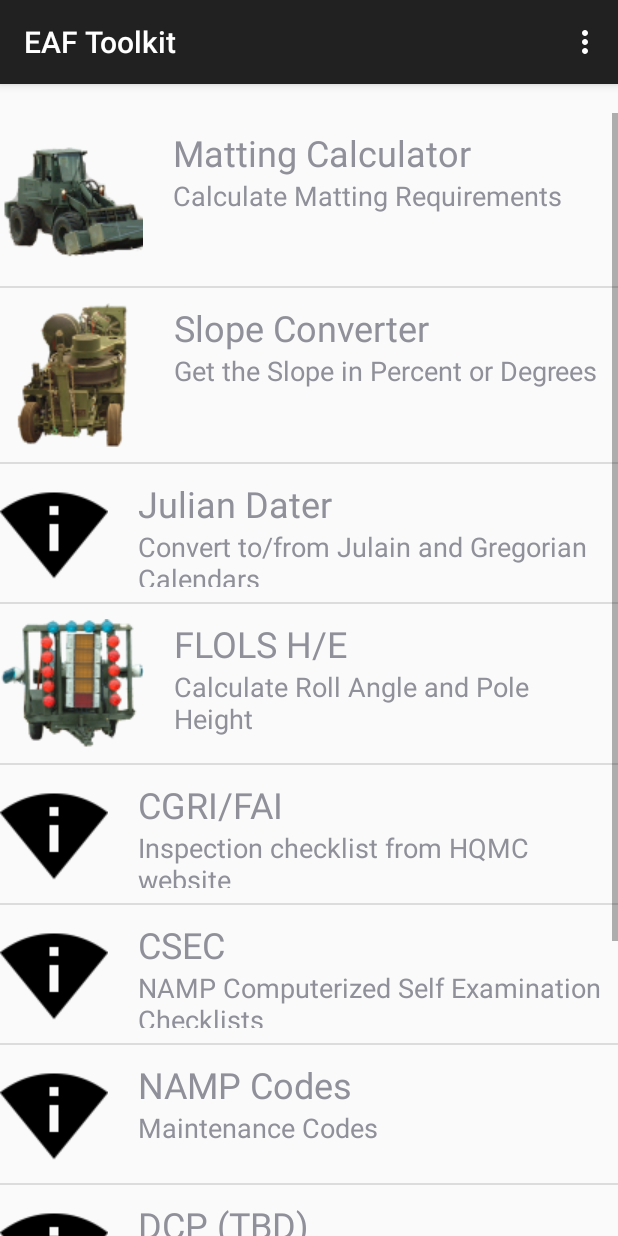
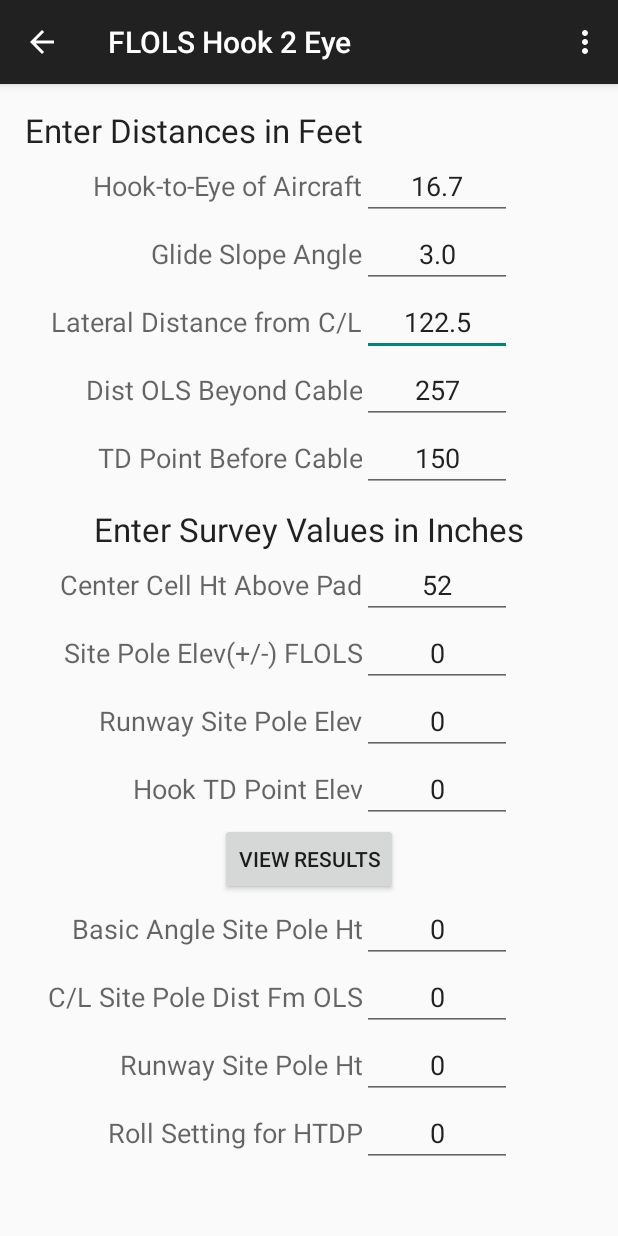
Before and after one commit to TheBogueRat/EAF_Toolkit, an Android app: the screen it shows after launch (Main before the commit, FLOLS after it), after a tap on "FLOLS H/E", on a phone screen of 412 x 824 dp. Run offline under Robolectric (Android 15) with nearby library versions, the phone set to English and light mode, and no system bars; 3 other taps on this screen came first.

Commit message:
FLOLS Hook2Eye Added - Needs to be tested

```diff
--- /dev/null
+++ b/app/src/main/java/com/bogueratcreations/eaftoolkit/FLOLS.java
@@ -0,0 +1,39 @@
+package com.bogueratcreations.eaftoolkit;
+
+import android.support.v7.app.ActionBarActivity;
+import android.os.Bundle;
+import android.view.Menu;
+import android.view.MenuItem;
+
+
+public class FLOLS extends ActionBarActivity {
+
+    @Override
+    protected void onCreate(Bundle savedInstanceState) {
+        super.onCreate(savedInstanceState);
+        setContentView(R.layout.activity_flols);
+    }
+
+
+    @Override
+    public boolean onCreateOptionsMenu(Menu menu) {
+        // Inflate the menu; this adds items to the action bar if it is present.
+        getMenuInflater().inflate(R.menu.menu_flols, menu);
+        return true;
+    }
+
+    @Override
+    public boolean onOptionsItemSelected(MenuItem item) {
+        // Handle action bar item clicks here. The action bar will
+        // automatically handle clicks on the Home/Up button, so long
+        // as you specify a parent activity in AndroidManifest.xml.
+        int id = item.getItemId();
+
+        //noinspection SimplifiableIfStatement
+        if (id == R.id.action_settings) {
+            return true;
+        }
+
+        return super.onOptionsItemSelected(item);
+    }
+}
--- /dev/null
+++ b/app/src/main/java/com/bogueratcreations/eaftoolkit/FLOLSFragment.java
@@ -0,0 +1,102 @@
+package com.bogueratcreations.eaftoolkit;
+
+import android.support.v4.app.Fragment;
+import android.os.Bundle;
+import android.util.Log;
+import android.view.LayoutInflater;
+import android.view.View;
+import android.view.ViewGroup;
+import android.widget.Button;
+import android.widget.EditText;
+import android.widget.TextView;
+import android.widget.Toast;
+
+import java.io.Console;
+
+
+/**
+ * A placeholder fragment containing a simple view.
+ */
+public class FLOLSFragment extends Fragment {
+
+    EditText etH2e, etGSA, etDistCL, etDistTD, etDistBeyond;
+    EditText etCellHt, etElevBASP, etElevRWSP, etElevTD;
+    EditText etResultBAPH, etResultSPDist, etResultRWPH, etResultRoll;
+    Button btnGetResults;
+
+    public FLOLSFragment() {
+    }
+
+    @Override
+    public View onCreateView(LayoutInflater inflater, ViewGroup container,
+                             Bundle savedInstanceState) {
+
+        View V = inflater.inflate(R.layout.fragment_flols, container, false);
+
+        etH2e = (EditText)V.findViewById(R.id.etH2E);
+        etGSA = (EditText)V.findViewById(R.id.etGSA);
+        etDistCL = (EditText)V.findViewById(R.id.etDistCL);
+        etDistTD = (EditText)V.findViewById(R.id.etDistTD);
+        etDistBeyond = (EditText)V.findViewById(R.id.etDistBeyond);
+
+        etCellHt = (EditText)V.findViewById(R.id.etCellHt);
+        etElevBASP = (EditText)V.findViewById(R.id.etElevBASP);
+        etElevRWSP = (EditText)V.findViewById(R.id.etElevRWSP);
+        etElevTD = (EditText)V.findViewById(R.id.etElevTD);
+        btnGetResults = (Button)V.findViewById(R.id.btnResults);
+
+        etResultBAPH = (EditText)V.findViewById(R.id.etBAPH);
+        etResultSPDist = (EditText)V.findViewById(R.id.etSPDist);
+        etResultRWPH = (EditText)V.findViewById(R.id.etRWPH);
+        etResultRoll = (EditText)V.findViewById(R.id.etRoll);
+
+        btnGetResults.setOnClickListener(new View.OnClickListener() {
+            @Override
+            public void onClick(View v) {
+                // Declare and instantiate fm form
+                Double dblH2E = Double.parseDouble(etH2e.getText().toString()) * 12.0;      // Hook2Eye Value in inches
+                Double GSA = Double.parseDouble(etGSA.getText().toString());         // Glide Slope Angle as entered
+                Double distCL = Double.parseDouble(etDistCL.getText().toString()) * 12.0;      // Distance to Centerline in inches
+                Double distFLOLS = Double.parseDouble(etDistTD.getText().toString());   // Distance of FLOLS from Cable
+                Double distBeyond = Double.parseDouble(etDistBeyond.getText().toString());  // Distance of TD from Cable
+                Double distTD = (distFLOLS + distBeyond) * 12.0;      // Distance fm FLOLS to touch down point in inches (distFLOLS + distBeyond)
+                Double cellHt = Double.parseDouble(etCellHt.getText().toString());      // Height of Center Cell above pad
+                Double elevTD = Double.parseDouble(etElevTD.getText().toString());      // Elevation at Touch Down Point
+                Double elevSP = Double.parseDouble(etElevBASP.getText().toString());      // Elevation at Basic Angle Pole Check location
+                Double elevPC = Double.parseDouble(etElevRWSP.getText().toString());      // Elevation at Runway Pole Check location
+    Log.d("DEBUG", "Declared and Instantiated variables.");
+                // Calculate Roll Angle in Units
+                Double tangSA = Math.tan(GSA * (Math.PI / 180.0));
+                Double beamTD = (tangSA * distTD) + (cellHt - elevTD);
+                Double beamHook = dblH2E - beamTD;
+                Double angleRoll = (Math.atan(beamHook / distCL)) * (180 / Math.PI);
+                if ((angleRoll > 7.5)||(angleRoll < -7.5)) {
+                    Toast.makeText(getActivity(), "Width must be divisible by 6 and Length by 2; and greater than zero!", Toast.LENGTH_SHORT).show();
+                    return;  //  Stop processing, out of limits
+                }
+                // Calculate pole height for Basic GSA
+                Double dblPH = (1800.0 * tangSA) + cellHt - elevSP;
+                dblPH = Math.round(dblPH * 10.0) / 10.0;
+
+                // Calculate roll angle test procedure distance to PC forward of FLOLS
+                // uses 20 degree plane intersect with runway centerline
+                Double distPC = (distCL / 12.0) / (Math.tan(20.0 * Math.PI / 180.0));
+
+                // Calculate Roll Angle Check Pole Height in feet
+                Double RAPH = (12.0 * distPC * tangSA);
+                RAPH = RAPH + (distCL * (Math.tan(angleRoll * Math.PI / 180.0)));
+                RAPH = RAPH + cellHt - elevPC;
+                RAPH = Math.round(RAPH * 10.0 / 12.0) / 10.0;
+
+                // Display Results
+                etResultBAPH.setText(Double.toString(dblPH) + " inches");
+                etResultRWPH.setText(Double.toString(RAPH) + " feet");
+                etResultSPDist.setText(Double.toString(Math.round(distPC * 10.0) / 10.0) + " feet");
+                etResultRoll.setText(Double.toString(Math.round((7.5 + angleRoll) * 100.0) / 100.0) + " units");
+            }
+        });
+
+        return V;
+    }
+
+}
--- a/app/src/main/java/com/bogueratcreations/eaftoolkit/Main.java
+++ b/app/src/main/java/com/bogueratcreations/eaftoolkit/Main.java
@@ -115,6 +115,7 @@ public class Main extends AppCompatActivity {
                         startActivity(new Intent(Main.this, Julian.class));
                         break;
                     case 3:  // FLOLS
+                        startActivity(new Intent(Main.this, FLOLS.class));
                         break;
                     case 4:  // CGRI
                         startActivity(new Intent(Main.this, Inspections.class));
--- a/app/src/main/java/com/bogueratcreations/eaftoolkit/MatCalcFragment.java
+++ b/app/src/main/java/com/bogueratcreations/eaftoolkit/MatCalcFragment.java
@@ -37,7 +37,6 @@ public class MatCalcFragment extends Fragment {
                              Bundle savedInstanceState) {
         // Inflate the layout for this fragment
         View V = inflater.inflate(R.layout.fragment_mat_calc, container, false);
-        //tvResult = (TextView)V.findViewById(R.id.tvSlope1Result);
         etWidth = (EditText)V.findViewById(R.id.etWidth);
         etLength = (EditText)V.findViewById(R.id.etLength);
         swStartLay = (Switch)V.findViewById(R.id.swStartLay);
--- a/app/src/main/java/com/bogueratcreations/eaftoolkit/convert.java
+++ b/app/src/main/java/com/bogueratcreations/eaftoolkit/convert.java
@@ -2,8 +2,6 @@ package com.bogueratcreations.eaftoolkit;
 
 import java.text.DecimalFormat;
 import java.util.Calendar;
-import java.util.Date;
-import java.util.TimeZone;
 
 /**
  * Created by TheBogueRat on 6/6/2015.
@@ -25,7 +23,7 @@ public class convert {
 
     /**
      *
-     * @param degrees
+     * @param degrees Input to convert
      * @return The percent slope equivalent formatted string.
      */
     public static String Degrees2Percent(Double degrees) {
--- /dev/null
+++ b/app/src/main/java/com/bogueratcreations/eaftoolkit/hook2eye.java
@@ -0,0 +1,51 @@
+package com.bogueratcreations.eaftoolkit;
+
+/**
+ * Created by TheBogueRat on 6/27/2015.
+ */
+public class hook2eye {
+
+    public static String getRollAngle(String glideSlopeAngle, String distanceFmTouchDownPt, String cellHeight, String elevAtTouchDown, String distFmCenterline, String hook2eye) {
+        // Declare and instantiate fm form
+        Double GSA = Double.parseDouble(glideSlopeAngle); //Glide Slope Angle as entered
+        Double distTD = Double.parseDouble(distanceFmTouchDownPt);  //Distance fm FLOLS to touch down point in inches
+        Double cellHt = Double.parseDouble(cellHeight);  //Height of Center Cell above pad
+        Double elevTD = Double.parseDouble(elevAtTouchDown);
+        Double elevSP = 0.0;
+        Double elevPC = 0.0;
+        Double distCL = Double.parseDouble(distFmCenterline);
+        Double dblH2E = Double.parseDouble(hook2eye);
+
+        // Calculate Roll Angle in Units
+        Double tangSA = Math.tan(GSA * (Math.PI / 180.0));
+        //tangSA = tangSA.toFixed(10);
+        Double beamTD = (tangSA * distTD) + (cellHt - elevTD);
+        Double beamHook = dblH2E - beamTD;
+        Double angleRoll = (Math.atan(beamHook / distCL)) * (180 / Math.PI);
+        if ((angleRoll > 7.5)||(angleRoll < -7.5)) {
+        //    alert("Roll exceedes mechanical limits.");
+            return null;
+        }
+        // Calculate pole height for Basic GSA
+        Double dblPH = (1800 * tangSA) + cellHt - elevSP;
+        dblPH = Math.round(dblPH * 10.0) / 10.0;
+
+        // Calculate roll angle test procedure distance to PC forward of FLOLS
+        // uses 20 degree plane intersect with runway centerline
+        Double distPC = (distCL / 12.0) / (Math.tan(20.0 * Math.PI / 180.0));
+
+        // Calculate Roll Angle Check Pole Height in feet
+        Double RAPH = (12 * distPC * tangSA);
+        RAPH = RAPH + (distCL * (Math.tan(angleRoll * Math.PI / 180)));
+        RAPH = RAPH + cellHt - elevPC;
+        RAPH = Math.round(RAPH * 10.0 / 12.0) / 10.0;
+        /*
+        // TODO: Display Results
+        document.getElementById("txtUnits").innerHTML = Math.round((7.5 + angleRoll) * 100.0) / 100.0 + " units";
+        document.getElementById("SPBA").innerHTML = dblPH + " inches";
+        document.getElementById("txtSPLoc").innerHTML = Math.round(distPC * 10.0) / 10.0 + " feet";
+        document.getElementById("txtSPHt").innerHTML = RAPH + " feet";
+        */
+        return "Success";
+    }
+}
--- /dev/null
+++ b/app/src/main/res/layout/activity_flols.xml
@@ -0,0 +1,5 @@
+<fragment xmlns:android="http://schemas.android.com/apk/res/android"
+    xmlns:tools="http://schemas.android.com/tools" android:id="@+id/fragment"
+    android:name="com.bogueratcreations.eaftoolkit.FLOLSFragment"
+    tools:layout="@layout/fragment_flols" android:layout_width="match_parent"
+    android:layout_height="match_parent" />
--- /dev/null
+++ b/app/src/main/res/layout/fragment_flols.xml
@@ -0,0 +1,321 @@
+<ScrollView xmlns:android="http://schemas.android.com/apk/res/android"
+    xmlns:tools="http://schemas.android.com/tools"
+    android:layout_width="match_parent"
+    android:layout_height="match_parent"
+    tools:context="com.bogueratcreations.eaftoolkit.FLOLSFragment">
+
+    <GridLayout
+        android:layout_width="match_parent"
+        android:layout_height="match_parent"
+        android:paddingLeft="@dimen/activity_horizontal_margin"
+        android:paddingRight="@dimen/activity_horizontal_margin"
+        android:paddingTop="@dimen/activity_vertical_margin"
+        android:paddingBottom="@dimen/activity_vertical_margin">
+    <EditText
+        android:layout_width="100dp"
+        android:layout_height="wrap_content"
+        android:inputType="numberDecimal"
+        android:ems="10"
+        android:gravity="center"
+        android:id="@+id/etH2E"
+        android:layout_column="1"
+        android:layout_row="1"
+        android:text="16.7" />
+
+    <EditText
+        android:layout_width="100dp"
+        android:layout_height="wrap_content"
+        android:inputType="numberDecimal"
+        android:ems="10"
+        android:gravity="center"
+        android:id="@+id/etGSA"
+        android:layout_column="1"
+        android:layout_row="2"
+        android:text="3.0" />
+
+    <EditText
+        android:layout_width="100dp"
+        android:layout_height="wrap_content"
+        android:inputType="numberDecimal"
+        android:ems="10"
+        android:gravity="center"
+        android:id="@+id/etDistCL"
+        android:layout_column="1"
+        android:layout_row="3"
+        android:text="122.5" />
+
+    <TextView
+        android:layout_width="225dp"
+        android:layout_height="wrap_content"
+        android:textAppearance="?android:attr/textAppearanceMedium"
+        android:text="Dist OLS Beyond Cable"
+        android:id="@+id/textView6"
+        android:gravity="right"
+        android:layout_row="4"
+        android:layout_column="0" />
+
+    <EditText
+        android:layout_width="100dp"
+        android:layout_height="wrap_content"
+        android:inputType="numberDecimal"
+        android:ems="10"
+        android:gravity="center"
+        android:id="@+id/etDistTD"
+        android:layout_column="1"
+        android:layout_row="4"
+        android:text="257" />
+
+    <TextView
+        android:layout_width="225dp"
+        android:layout_height="wrap_content"
+        android:textAppearance="?android:attr/textAppearanceMedium"
+        android:text="TD Point Before Cable"
+        android:id="@+id/textView7"
+        android:gravity="right"
+        android:layout_row="5"
+        android:layout_column="0" />
+
+    <EditText
+        android:layout_width="100dp"
+        android:layout_height="wrap_content"
+        android:inputType="numberDecimal"
+        android:ems="10"
+        android:id="@+id/etDistBeyond"
+        android:layout_column="1"
+        android:layout_row="5"
+        android:gravity="center"
+        android:text="150" />
+
+    <TextView
+        android:layout_width="wrap_content"
+        android:layout_height="wrap_content"
+        android:textAppearance="?android:attr/textAppearanceLarge"
+        android:text="Enter Distances in Feet"
+        android:id="@+id/textView5"
+        android:gravity="center"
+        android:layout_row="0"
+        android:layout_column="0"
+        android:layout_columnSpan="2" />
+
+    <TextView
+        android:layout_width="225dp"
+        android:layout_height="wrap_content"
+        android:textAppearance="?android:attr/textAppearanceMedium"
+        android:text="Hook-to-Eye of Aircraft"
+        android:id="@+id/textView"
+        android:gravity="right"
+        android:layout_column="0"
+        android:layout_row="1" />
+
+    <TextView
+        android:layout_width="225dp"
+        android:layout_height="wrap_content"
+        android:textAppearance="?android:attr/textAppearanceMedium"
+        android:text="Glide Slope Angle"
+        android:id="@+id/textView3"
+        android:gravity="right"
+        android:layout_column="0"
+        android:layout_row="2" />
+
+    <TextView
+        android:layout_width="225dp"
+        android:layout_height="wrap_content"
+        android:textAppearance="?android:attr/textAppearanceMedium"
+        android:text="Lateral Distance from C/L"
+        android:id="@+id/textView4"
+        android:gravity="right"
+        android:layout_column="0"
+        android:layout_row="3" />
+
+    <TextView
+        android:layout_width="fill_parent"
+        android:layout_height="wrap_content"
+        android:textAppearance="?android:attr/textAppearanceLarge"
+        android:text="Enter Survey Values in Inches"
+        android:id="@+id/textView8"
+        android:gravity="center"
+        android:layout_row="6"
+        android:layout_column="0"
+        android:layout_columnSpan="2"
+        android:layout_marginTop="10dp" />
+
+    <TextView
+        android:layout_width="225dp"
+        android:layout_height="wrap_content"
+        android:textAppearance="?android:attr/textAppearanceMedium"
+        android:text="Center Cell Ht Above Pad"
+        android:id="@+id/textView9"
+        android:gravity="right"
+        android:layout_row="7"
+        android:layout_column="0" />
+
+    <EditText
+        android:layout_width="100dp"
+        android:layout_height="wrap_content"
+        android:inputType="numberDecimal"
+        android:ems="10"
+        android:id="@+id/etCellHt"
+        android:layout_row="7"
+        android:layout_column="1"
+        android:text="52"
+        android:gravity="center" />
+
+    <TextView
+        android:layout_width="225dp"
+        android:layout_height="wrap_content"
+        android:textAppearance="?android:attr/textAppearanceMedium"
+        android:text="Site Pole Elev(+/-) FLOLS"
+        android:id="@+id/textView10"
+        android:gravity="right"
+        android:layout_row="8"
+        android:layout_column="0" />
+
+    <EditText
+        android:layout_width="100dp"
+        android:layout_height="wrap_content"
+        android:inputType="numberDecimal"
+        android:ems="10"
+        android:id="@+id/etElevBASP"
+        android:layout_row="8"
+        android:layout_column="1"
+        android:gravity="center"
+        android:text="0" />
+
+    <TextView
+        android:layout_width="225dp"
+        android:layout_height="wrap_content"
+        android:textAppearance="?android:attr/textAppearanceMedium"
+        android:text="Runway Site Pole Elev"
+        android:id="@+id/textView11"
+        android:gravity="right"
+        android:layout_row="9"
+        android:layout_column="0" />
+
+    <EditText
+        android:layout_width="100dp"
+        android:layout_height="wrap_content"
+        android:inputType="numberDecimal"
+        android:ems="10"
+        android:id="@+id/etElevRWSP"
+        android:layout_row="9"
+        android:layout_column="1"
+        android:gravity="center"
+        android:text="0" />
+
+    <TextView
+        android:layout_width="225dp"
+        android:layout_height="wrap_content"
+        android:textAppearance="?android:attr/textAppearanceMedium"
+        android:text="Hook TD Point Elev"
+        android:id="@+id/textView12"
+        android:gravity="right"
+        android:layout_row="10"
+        android:layout_column="0" />
+
+    <EditText
+        android:layout_width="100dp"
+        android:layout_height="wrap_content"
+        android:inputType="numberDecimal"
+        android:ems="10"
+        android:id="@+id/etElevTD"
+        android:layout_row="10"
+        android:layout_column="1"
+        android:gravity="center"
+        android:text="0" />
+
+    <Button
+        android:layout_width="wrap_content"
+        android:layout_height="wrap_content"
+        android:text="View Results"
+        android:id="@+id/btnResults"
+        android:layout_gravity="center"
+        android:layout_row="11"
+        android:layout_column="0"
+        android:layout_columnSpan="2"/>
+
+    <TextView
+        android:layout_width="225dp"
+        android:layout_height="wrap_content"
+        android:textAppearance="?android:attr/textAppearanceMedium"
+        android:text="Basic Angle Site Pole Ht"
+        android:id="@+id/textView13"
+        android:gravity="right"
+        android:layout_row="12"
+        android:layout_column="0" />
+
+    <EditText
+        android:layout_width="100dp"
+        android:layout_height="wrap_content"
+        android:inputType="numberDecimal"
+        android:ems="10"
+        android:id="@+id/etBAPH"
+        android:layout_row="12"
+        android:layout_column="1"
+        android:gravity="center"
+        android:text="0" />
+
+    <TextView
+        android:layout_width="225dp"
+        android:layout_height="wrap_content"
+        android:textAppearance="?android:attr/textAppearanceMedium"
+        android:text="C/L Site Pole Dist Fm OLS"
+        android:id="@+id/textView14"
+        android:gravity="right"
+        android:layout_row="13"
+        android:layout_column="0" />
+
+    <EditText
+        android:layout_width="100dp"
+        android:layout_height="wrap_content"
+        android:inputType="numberDecimal"
+        android:ems="10"
+        android:id="@+id/etSPDist"
+        android:layout_row="13"
+        android:layout_column="1"
+        android:gravity="center"
+        android:text="0" />
+
+    <TextView
+        android:layout_width="225dp"
+        android:layout_height="wrap_content"
+        android:textAppearance="?android:attr/textAppearanceMedium"
+        android:text="Runway Site Pole Ht"
+        android:id="@+id/textView15"
+        android:gravity="right"
+        android:layout_row="14"
+        android:layout_column="0" />
+
+    <EditText
+        android:layout_width="100dp"
+        android:layout_height="wrap_content"
+        android:inputType="numberDecimal"
+        android:ems="10"
+        android:id="@+id/etRWPH"
+        android:layout_row="14"
+        android:layout_column="1"
+        android:gravity="center"
+        android:text="0" />
+
+    <TextView
+        android:layout_width="225dp"
+        android:layout_height="wrap_content"
+        android:textAppearance="?android:attr/textAppearanceMedium"
+        android:text="Roll Setting for HTDP"
+        android:id="@+id/textView16"
+        android:gravity="right"
+        android:layout_row="15"
+        android:layout_column="0" />
+
+    <EditText
+        android:layout_width="100dp"
+        android:layout_height="wrap_content"
+        android:inputType="numberDecimal"
+        android:ems="10"
+        android:id="@+id/etRoll"
+        android:layout_row="15"
+        android:layout_column="1"
+        android:gravity="center"
+        android:text="0" />
+</GridLayout>
+
+</ScrollView>
--- /dev/null
+++ b/app/src/main/res/menu/menu_flols.xml
@@ -0,0 +1,7 @@
+<menu xmlns:android="http://schemas.android.com/apk/res/android"
+    xmlns:app="http://schemas.android.com/apk/res-auto"
+    xmlns:tools="http://schemas.android.com/tools"
+    tools:context="com.bogueratcreations.eaftoolkit.FLOLS">
+    <item android:id="@+id/action_settings" android:title="@string/action_settings"
+        android:orderInCategory="100" app:showAsAction="never" />
+</menu>
--- a/app/src/main/res/values/strings.xml
+++ b/app/src/main/res/values/strings.xml
@@ -20,5 +20,6 @@
 
 <!-- TODO: Remove or change this placeholder text -->
     <string name="hello_blank_fragment">Hello blank fragment</string>
+    <string name="title_activity_flols">FLOLS Hook 2 Eye</string>
 
 </resources>
```
Also changed, not shown: app/src/main/AndroidManifest.xml (+8 -0 lines).
